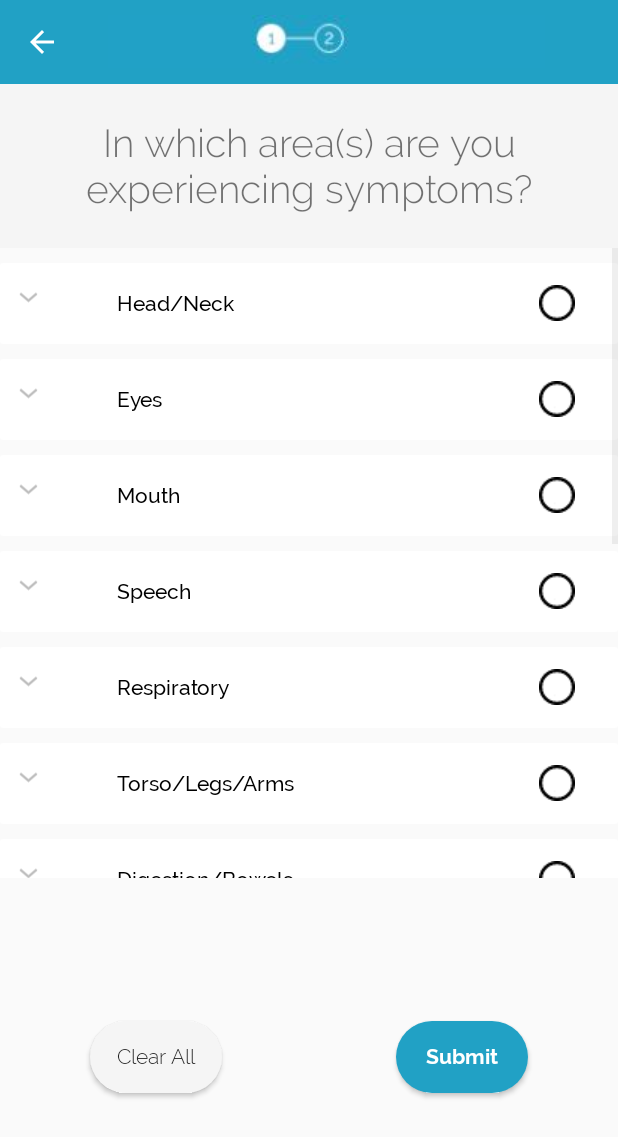
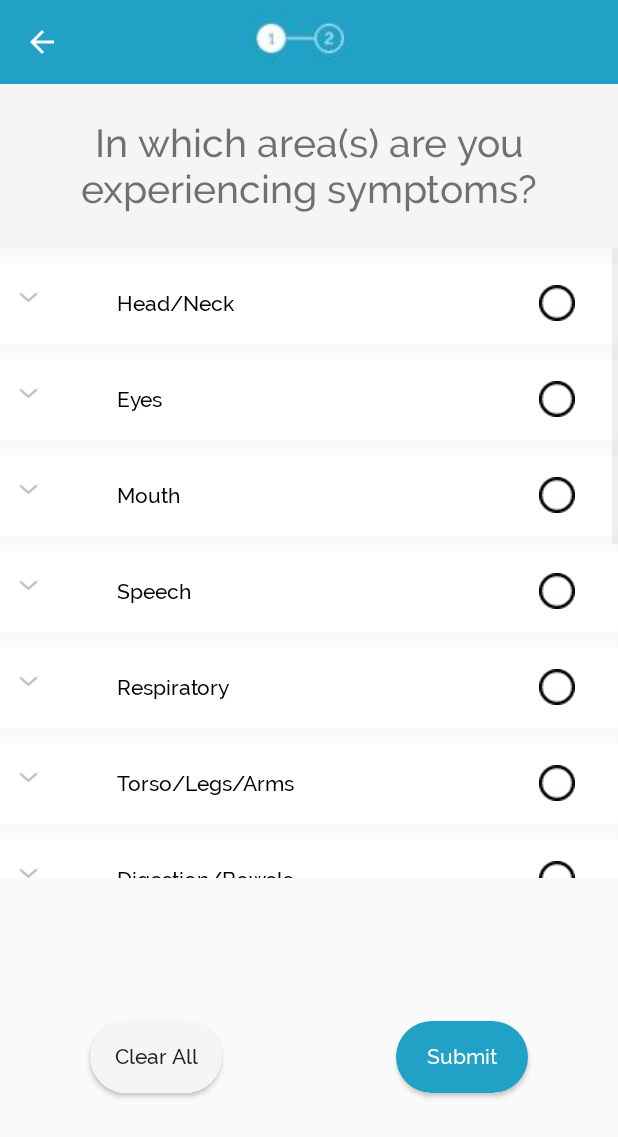
Before and after one commit to Yunnyhajeon/teameron, an Android app: the SF_activity screen opened directly, with no data from a screen before it, on a phone screen of 412 x 824 dp. Shown: the top 1137 px of the screen. Run offline under Robolectric (Android 15) with nearby library versions, the phone set to English and light mode, and no system bars.

```diff
--- a/app/src/main/java/com/example/eron/MyCategoriesExpandableListAdapter.java
+++ b/app/src/main/java/com/example/eron/MyCategoriesExpandableListAdapter.java
@@ -1,6 +1,5 @@
 package com.example.eron;
 
-import android.app.Activity;
 import android.content.Context;
 import android.view.LayoutInflater;
 import android.view.View;
@@ -9,6 +8,9 @@
 import android.widget.CheckBox;
 import android.widget.ImageView;
 import android.widget.TextView;
+
+import androidx.appcompat.app.AppCompatActivity;
+
 import java.util.ArrayList;
 import java.util.HashMap;
 
@@ -25,13 +27,13 @@
     protected static ArrayList<HashMap<String, String>> parentItems;
     //    private final ArrayList<HashMap<String, String>> childItems;
     private LayoutInflater inflater;
-    private Activity activity;
+    private AppCompatActivity activity;
     private HashMap<String, String> child;
     private int count = 0;
     private boolean isFromMyCategoriesFragment;
 
-    public MyCategoriesExpandableListAdapter(Activity activity, ArrayList<HashMap<String, String>> parentItems,
-                                             ArrayList<ArrayList<HashMap<String, String>>> childItems,boolean isFromMyCategoriesFragment) {
+    public MyCategoriesExpandableListAdapter(AppCompatActivity activity, ArrayList<HashMap<String, String>> parentItems,
+                                             ArrayList<ArrayList<HashMap<String, String>>> childItems, boolean isFromMyCategoriesFragment) {
 
         MyCategoriesExpandableListAdapter.parentItems = parentItems;
         MyCategoriesExpandableListAdapter.childItems = childItems;
--- a/app/src/main/res/layout/app_bar_ebook.xml
+++ b/app/src/main/res/layout/app_bar_ebook.xml
@@ -20,7 +20,7 @@
         android:id="@+id/include"
         layout="@layout/menu_item_content"
         android:layout_width="match_parent"
-        android:layout_height="585dp" />
+        android:layout_height="match_parent" />
 
 
     <!--<include layout="@layout/content_ebook" /> -->
--- a/app/src/main/res/values/styles.xml
+++ b/app/src/main/res/values/styles.xml
@@ -2,7 +2,7 @@
 
     <!-- Base application theme. -->
     <style name="AppTheme" parent="Theme.AppCompat.Light.NoActionBar">
-        <item name="android:fontFamily">@font/raleway_medium</item>
+        <item name="fontFamily">@font/raleway_medium</item>
         <item name="buttonStyle">@style/MyButton</item>
         <!-- Customize your theme here. -->
 <!--                <item name="colorPrimary">@color/colorPrimary</item>-->
@@ -20,6 +20,6 @@
     <style name="AppTheme.PopupOverlay" parent="ThemeOverlay.AppCompat.Light" />
 
     <style name="MyButton" parent="Widget.AppCompat.Button">
-        <item name="android:textAllCaps">false</item>
+        <item name="textAllCaps">false</item>
     </style>
 </resources>
```
Also changed, not shown: app/src/main/assets/images/image015.png, 1 other file.
